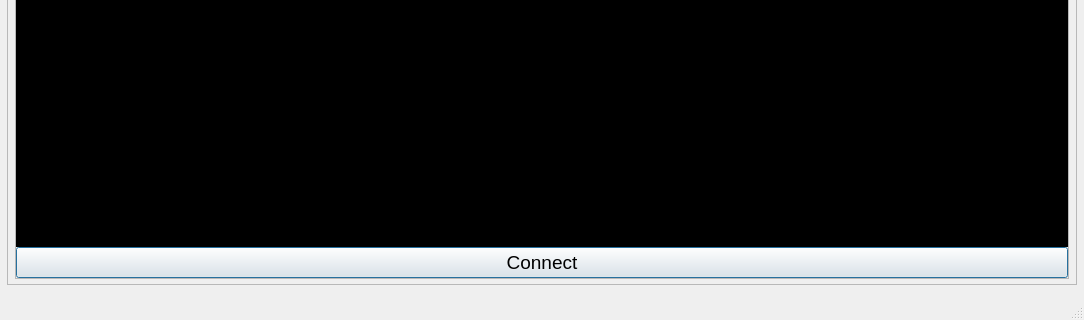
This is forms/MainWindow.ui in tlewiscpp/QSerialTerminal as Qt 5 draws it before an edit; both pictures show x 0 to 1084 and y 404 to 724 of the 1084 by 724 pixel window. The edited form follows.
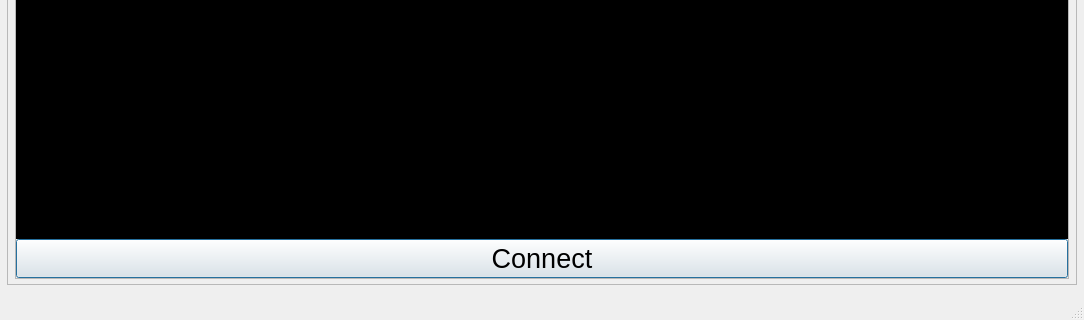
This is the edited form. Custom widgets are drawn as their Qt base class.

```diff
--- a/forms/MainWindow.ui
+++ b/forms/MainWindow.ui
@@ -104,7 +104,7 @@
             <x>0</x>
             <y>0</y>
             <width>1052</width>
-            <height>595</height>
+            <height>606</height>
            </rect>
           </property>
           <layout class="QGridLayout" name="scrollAreaGridLayout">
@@ -152,6 +152,11 @@
                <height>16777215</height>
               </size>
              </property>
+             <property name="font">
+              <font>
+               <pointsize>20</pointsize>
+              </font>
+             </property>
              <property name="toolTip">
               <string>&lt;html&gt;&lt;head/&gt;&lt;body&gt;&lt;p&gt;Select a serial port from the &amp;quot;port&amp;quot; menu above, then click this button to begin communicating with a serial device&lt;/p&gt;&lt;/body&gt;&lt;/html&gt;</string>
              </property>
```
Left out of the diff: 29 changed lines with no effect on the pictures.
